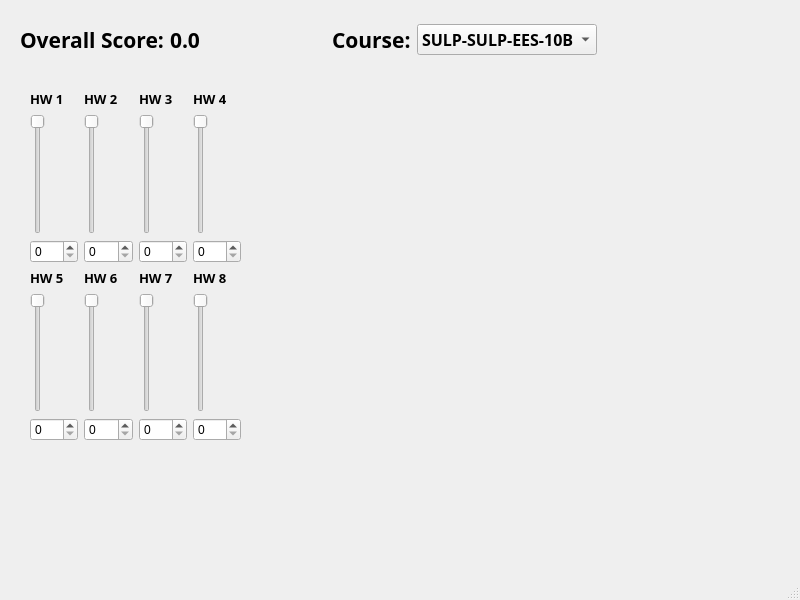
The window that mainwindow.ui (factormrp/hmwk2_repo) describes before a commit, drawn with Qt 5.
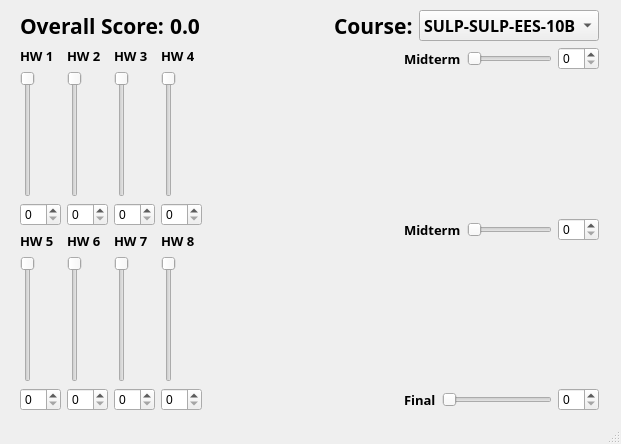
The same window after the commit.

Commit message: Complete base UI

Diff of the .ui file:
```diff
--- a/mainwindow.ui
+++ b/mainwindow.ui
@@ -6,8 +6,8 @@
    <rect>
     <x>0</x>
     <y>0</y>
-    <width>800</width>
-    <height>600</height>
+    <width>621</width>
+    <height>444</height>
    </rect>
   </property>
   <property name="windowTitle">
@@ -17,13 +17,104 @@
    <widget class="QWidget" name="">
     <property name="geometry">
      <rect>
-      <x>30</x>
-      <y>90</y>
-      <width>211</width>
-      <height>351</height>
+      <x>20</x>
+      <y>10</y>
+      <width>579</width>
+      <height>401</height>
      </rect>
     </property>
-    <layout class="QVBoxLayout" name="verticalLayout_9">
+    <layout class="QVBoxLayout" name="Everything">
+     <item>
+      <layout class="QHBoxLayout" name="Score_Course">
+       <item>
+        <widget class="QLabel" name="label_Score">
+         <property name="font">
+          <font>
+           <family>Segoe UI Semibold</family>
+           <pointsize>16</pointsize>
+           <weight>75</weight>
+           <bold>true</bold>
+          </font>
+         </property>
+         <property name="text">
+          <string>Overall Score:</string>
+         </property>
+        </widget>
+       </item>
+       <item>
+        <widget class="QLabel" name="label_Score_2">
+         <property name="font">
+          <font>
+           <family>Segoe UI Semibold</family>
+           <pointsize>16</pointsize>
+           <weight>75</weight>
+           <bold>true</bold>
+          </font>
+         </property>
+         <property name="text">
+          <string>0.0</string>
+         </property>
+        </widget>
+       </item>
+       <item>
+        <spacer name="horizontalSpacer">
+         <property name="orientation">
+          <enum>Qt::Horizontal</enum>
+         </property>
+         <property name="sizeHint" stdset="0">
+          <size>
+           <width>40</width>
+           <height>20</height>
+          </size>
+         </property>
+        </spacer>
+       </item>
+       <item>
+        <widget class="QLabel" name="label_Course">
+         <property name="font">
+          <font>
+           <family>Segoe UI Semibold</family>
+           <pointsize>16</pointsize>
+           <weight>75</weight>
+           <bold>true</bold>
+          </font>
+         </property>
+         <property name="text">
+          <string>Course:</string>
+         </property>
+        </widget>
+       </item>
+       <item>
+        <widget class="QComboBox" name="comboBox_Course">
+         <property name="font">
+          <font>
+           <family>Segoe UI Semibold</family>
+           <pointsize>12</pointsize>
+           <weight>75</weight>
+           <bold>true</bold>
+          </font>
+         </property>
+         <property name="editable">
+          <bool>false</bool>
+         </property>
+         <item>
+          <property name="text">
+           <string>SULP-SULP-EES-10B</string>
+          </property>
+         </item>
+         <item>
+          <property name="text">
+           <string>SULP-SULP-EES-10C</string>
+          </property>
+         </item>
+        </widget>
+       </item>
+      </layout>
+     </item>
+     <item>
+      <layout class="QHBoxLayout" name="Inputs">
+       <item>
+        <layout class="QVBoxLayout" name="Homework">
      <item>
       <layout class="QHBoxLayout" name="horizontalLayout">
        <item>
@@ -441,96 +532,189 @@
       </layout>
      </item>
     </layout>
-   </widget>
-   <widget class="QWidget" name="">
-    <property name="geometry">
-     <rect>
-      <x>20</x>
-      <y>20</y>
-      <width>577</width>
-      <height>39</height>
-     </rect>
-    </property>
-    <layout class="QHBoxLayout" name="horizontalLayout_3">
+       </item>
+       <item>
+        <layout class="QVBoxLayout" name="Spacers">
+         <item>
+          <spacer name="horizontalSpacer_2">
+           <property name="orientation">
+            <enum>Qt::Horizontal</enum>
+           </property>
+           <property name="sizeHint" stdset="0">
+            <size>
+             <width>128</width>
+             <height>20</height>
+            </size>
+           </property>
+          </spacer>
+         </item>
      <item>
-      <widget class="QLabel" name="label_Score">
-       <property name="font">
-        <font>
-         <family>Segoe UI Semibold</family>
-         <pointsize>16</pointsize>
-         <weight>75</weight>
-         <bold>true</bold>
-        </font>
-       </property>
-       <property name="text">
-        <string>Overall Score:</string>
-       </property>
-      </widget>
+          <spacer name="horizontalSpacer_4">
+           <property name="orientation">
+            <enum>Qt::Horizontal</enum>
+           </property>
+           <property name="sizeHint" stdset="0">
+            <size>
+             <width>128</width>
+             <height>20</height>
+            </size>
+           </property>
+          </spacer>
      </item>
      <item>
-      <widget class="QLabel" name="label_Score_2">
+          <spacer name="horizontalSpacer_3">
+           <property name="orientation">
+            <enum>Qt::Horizontal</enum>
+           </property>
+           <property name="sizeHint" stdset="0">
+            <size>
+             <width>128</width>
+             <height>20</height>
+            </size>
+           </property>
+          </spacer>
+         </item>
+        </layout>
+       </item>
+       <item>
+        <layout class="QVBoxLayout" name="Exams">
+         <item>
+          <layout class="QHBoxLayout" name="Midterm1">
+           <item>
+            <widget class="QLabel" name="label_9">
        <property name="font">
         <font>
          <family>Segoe UI Semibold</family>
-         <pointsize>16</pointsize>
+               <pointsize>10</pointsize>
          <weight>75</weight>
          <bold>true</bold>
         </font>
        </property>
        <property name="text">
-        <string>0.0</string>
-       </property>
+              <string>Midterm</string>
+             </property>
+             <property name="alignment">
+              <set>Qt::AlignLeading|Qt::AlignLeft|Qt::AlignVCenter</set>
+             </property>
       </widget>
      </item>
      <item>
-      <spacer name="horizontalSpacer">
+            <widget class="QSlider" name="horizontalSlider">
        <property name="orientation">
         <enum>Qt::Horizontal</enum>
        </property>
+            </widget>
+           </item>
+           <item>
+            <widget class="QSpinBox" name="spinBox_9">
+             <property name="maximum">
+              <number>20</number>
+             </property>
+            </widget>
+           </item>
+          </layout>
+         </item>
+         <item>
+          <spacer name="verticalSpacer">
+           <property name="orientation">
+            <enum>Qt::Vertical</enum>
+           </property>
        <property name="sizeHint" stdset="0">
         <size>
-         <width>40</width>
-         <height>20</height>
+             <width>20</width>
+             <height>128</height>
         </size>
        </property>
       </spacer>
      </item>
      <item>
-      <widget class="QLabel" name="label_Course">
+          <layout class="QHBoxLayout" name="Midterm2">
+           <item>
+            <widget class="QLabel" name="label_10">
        <property name="font">
         <font>
          <family>Segoe UI Semibold</family>
-         <pointsize>16</pointsize>
+               <pointsize>10</pointsize>
          <weight>75</weight>
          <bold>true</bold>
         </font>
        </property>
        <property name="text">
-        <string>Course:</string>
-       </property>
+              <string>Midterm</string>
+             </property>
+             <property name="alignment">
+              <set>Qt::AlignLeading|Qt::AlignLeft|Qt::AlignVCenter</set>
+             </property>
       </widget>
      </item>
      <item>
-      <widget class="QComboBox" name="comboBox_Course">
+            <widget class="QSlider" name="horizontalSlider_2">
+             <property name="orientation">
+              <enum>Qt::Horizontal</enum>
+             </property>
+            </widget>
+           </item>
+           <item>
+            <widget class="QSpinBox" name="spinBox_10">
+             <property name="maximum">
+              <number>20</number>
+             </property>
+            </widget>
+           </item>
+          </layout>
+         </item>
+         <item>
+          <spacer name="verticalSpacer_2">
+           <property name="orientation">
+            <enum>Qt::Vertical</enum>
+           </property>
+           <property name="sizeHint" stdset="0">
+            <size>
+             <width>20</width>
+             <height>118</height>
+            </size>
+           </property>
+          </spacer>
+         </item>
+         <item>
+          <layout class="QHBoxLayout" name="Final">
+           <item>
+            <widget class="QLabel" name="label_11">
        <property name="font">
         <font>
          <family>Segoe UI Semibold</family>
-         <pointsize>12</pointsize>
+               <pointsize>10</pointsize>
          <weight>75</weight>
          <bold>true</bold>
         </font>
        </property>
-       <item>
         <property name="text">
-         <string>SULP-SULP-EES-10B</string>
-        </property>
+              <string>Final</string>
+             </property>
+             <property name="alignment">
+              <set>Qt::AlignLeading|Qt::AlignLeft|Qt::AlignVCenter</set>
+             </property>
+            </widget>
        </item>
        <item>
-        <property name="text">
-         <string>SULP-SULP-EES-10C</string>
-        </property>
-       </item>
-      </widget>
+            <widget class="QSlider" name="horizontalSlider_3">
+             <property name="orientation">
+              <enum>Qt::Horizontal</enum>
+             </property>
+            </widget>
+           </item>
+           <item>
+            <widget class="QSpinBox" name="spinBox_11">
+             <property name="maximum">
+              <number>20</number>
+             </property>
+            </widget>
+           </item>
+          </layout>
+         </item>
+        </layout>
+       </item>
+      </layout>
      </item>
     </layout>
    </widget>
```
Lines whose indentation alone changed are shown as unchanged. The commit also changes 1 other file.
